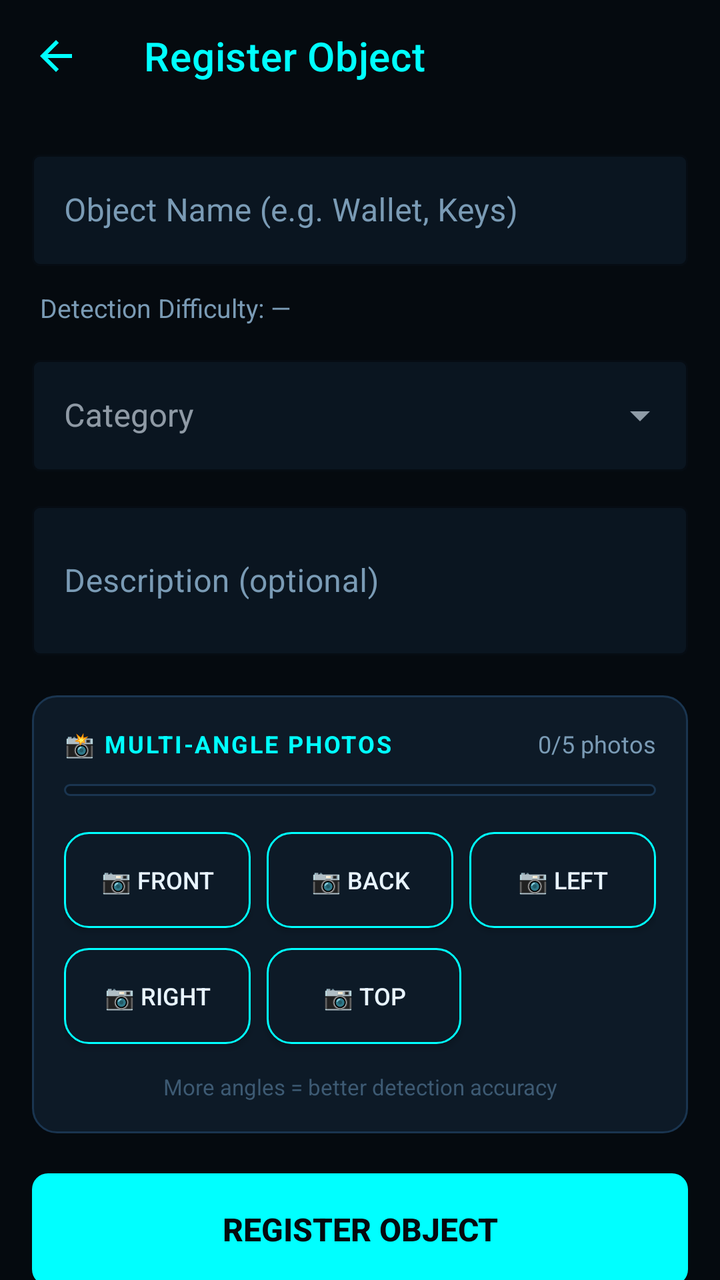
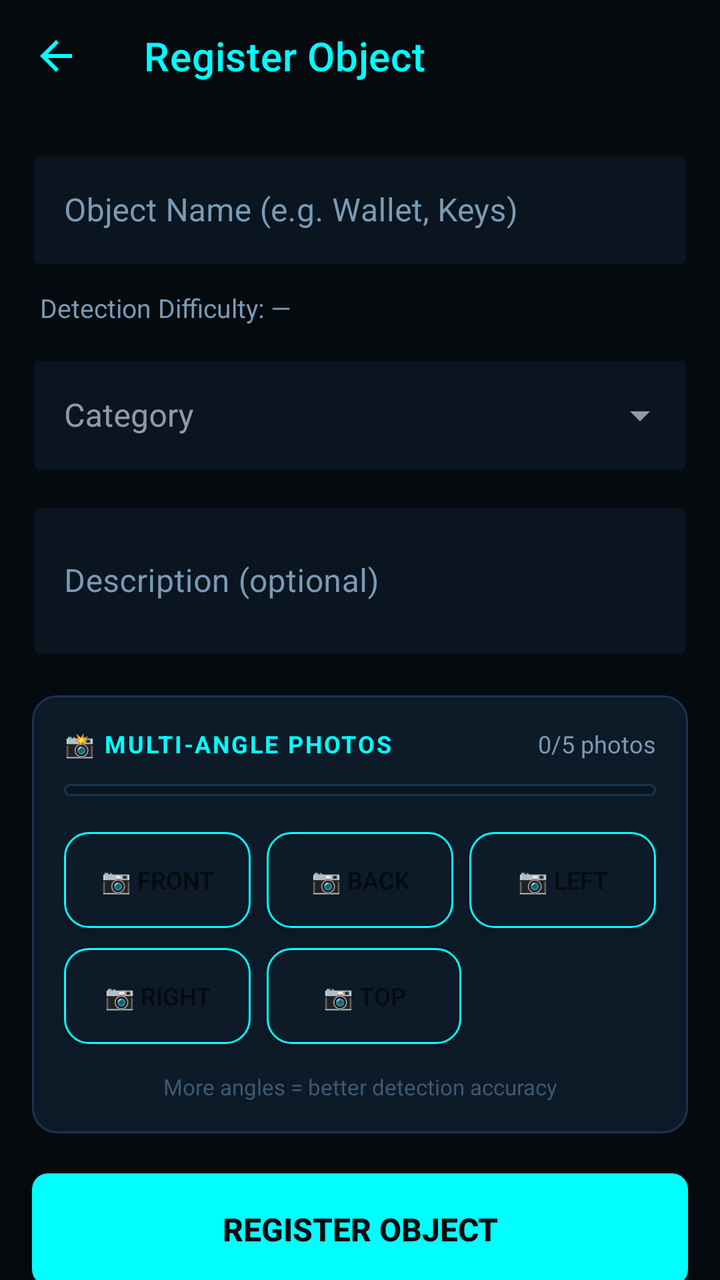

An Android layout rendered at two revisions. The XML below is the earlier revision; the diff shows what the commit changed to produce the second picture.
<!-- AndroidManifest.xml: activity theme Theme.YayCheckmate -->
<!-- res/layout/activity_register_object.xml -->
<?xml version="1.0" encoding="utf-8"?>
<androidx.coordinatorlayout.widget.CoordinatorLayout
    xmlns:android="http://schemas.android.com/apk/res/android"
    xmlns:app="http://schemas.android.com/apk/res-auto"
    android:layout_width="match_parent"
    android:layout_height="match_parent"
    android:background="@color/colorBackground">

    <com.google.android.material.appbar.AppBarLayout
        android:layout_width="match_parent"
        android:layout_height="wrap_content"
        android:background="@color/colorBackground"
        app:elevation="0dp">

        <com.google.android.material.appbar.MaterialToolbar
            android:id="@+id/toolbar"
            android:layout_width="match_parent"
            android:layout_height="?attr/actionBarSize"
            android:background="@color/colorBackground"
            app:title="Register Object"
            app:titleTextColor="@color/colorPrimary"
            app:navigationIcon="@drawable/ic_arrow_back"
            app:navigationIconTint="@color/colorPrimary" />

    </com.google.android.material.appbar.AppBarLayout>

    <androidx.core.widget.NestedScrollView
        android:layout_width="match_parent"
        android:layout_height="match_parent"
        app:layout_behavior="@string/appbar_scrolling_view_behavior"
        android:padding="16dp"
        android:clipToPadding="false">

        <LinearLayout
            android:layout_width="match_parent"
            android:layout_height="wrap_content"
            android:orientation="vertical">

            
            <com.google.android.material.textfield.TextInputLayout
                android:id="@+id/tilObjectName"
                style="@style/Widget.YayCheckmate.TextInput"
                android:layout_width="match_parent"
                android:layout_height="wrap_content"
                android:hint="Object Name (e.g. Wallet, Keys)"
                android:layout_marginBottom="12dp">

                <com.google.android.material.textfield.TextInputEditText
                    android:id="@+id/etObjectName"
                    android:layout_width="match_parent"
                    android:layout_height="wrap_content"
                    android:textColor="@color/colorText"
                    android:inputType="text" />

            </com.google.android.material.textfield.TextInputLayout>

            
            <TextView
                android:id="@+id/tvDifficultyPreview"
                android:layout_width="wrap_content"
                android:layout_height="wrap_content"
                android:text="Detection Difficulty: —"
                android:textColor="@color/colorTextSecondary"
                android:textSize="13sp"
                android:layout_marginBottom="12dp"
                android:layout_marginStart="4dp" />

            
            <com.google.android.material.textfield.TextInputLayout
                android:id="@+id/tilCategory"
                style="@style/Widget.MaterialComponents.TextInputLayout.OutlinedBox.ExposedDropdownMenu"
                android:layout_width="match_parent"
                android:layout_height="wrap_content"
                android:hint="Category"
                app:boxStrokeColor="@color/colorPrimary"
                app:hintTextColor="@color/colorTextSecondary"
                app:boxBackgroundColor="@color/colorSurface"
                android:layout_marginBottom="12dp">

                <AutoCompleteTextView
                    android:id="@+id/actvCategory"
                    android:layout_width="match_parent"
                    android:layout_height="wrap_content"
                    android:textColor="@color/colorText"
                    android:inputType="none" />

            </com.google.android.material.textfield.TextInputLayout>

            
            <com.google.android.material.textfield.TextInputLayout
                style="@style/Widget.YayCheckmate.TextInput"
                android:layout_width="match_parent"
                android:layout_height="wrap_content"
                android:hint="Description (optional)"
                android:layout_marginBottom="20dp">

                <com.google.android.material.textfield.TextInputEditText
                    android:id="@+id/etDescription"
                    android:layout_width="match_parent"
                    android:layout_height="wrap_content"
                    android:textColor="@color/colorText"
                    android:inputType="textMultiLine"
                    android:minLines="2"
                    android:maxLines="4" />

            </com.google.android.material.textfield.TextInputLayout>

            
            <LinearLayout
                android:layout_width="match_parent"
                android:layout_height="wrap_content"
                android:background="@drawable/bg_card"
                android:padding="16dp"
                android:orientation="vertical"
                android:layout_marginBottom="20dp">

                <LinearLayout
                    android:layout_width="match_parent"
                    android:layout_height="wrap_content"
                    android:orientation="horizontal"
                    android:gravity="center_vertical"
                    android:layout_marginBottom="12dp">

                    <TextView
                        android:layout_width="0dp"
                        android:layout_height="wrap_content"
                        android:layout_weight="1"
                        android:text="📸 MULTI-ANGLE PHOTOS"
                        android:textColor="@color/colorPrimary"
                        android:textSize="12sp"
                        android:textStyle="bold"
                        android:letterSpacing="0.08" />

                    <TextView
                        android:id="@+id/tvPhotoCount"
                        android:layout_width="wrap_content"
                        android:layout_height="wrap_content"
                        android:text="0/5 photos"
                        android:textColor="@color/colorTextSecondary"
                        android:textSize="12sp" />

                </LinearLayout>

                <ProgressBar
                    android:id="@+id/progressPhotos"
                    style="?android:attr/progressBarStyleHorizontal"
                    android:layout_width="match_parent"
                    android:layout_height="6dp"
                    android:progressDrawable="@drawable/bg_progress_neon"
                    android:max="100"
                    android:progress="0"
                    android:layout_marginBottom="14dp" />

                <GridLayout
                    android:layout_width="match_parent"
                    android:layout_height="wrap_content"
                    android:columnCount="3"
                    android:rowCount="2"
                    android:useDefaultMargins="true">

                    <Button
                        android:id="@+id/btnPhotoFront"
                        android:layout_width="0dp"
                        android:layout_height="48dp"
                        android:layout_columnWeight="1"
                        android:text="📷 Front"
                        android:textColor="@color/colorText"
                        android:background="@drawable/bg_card_glow"
                        android:textSize="12sp"
                        android:layout_marginEnd="4dp"
                        android:layout_marginBottom="6dp" />

                    <Button
                        android:id="@+id/btnPhotoBack"
                        android:layout_width="0dp"
                        android:layout_height="48dp"
                        android:layout_columnWeight="1"
                        android:text="📷 Back"
                        android:textColor="@color/colorText"
                        android:background="@drawable/bg_card_glow"
                        android:textSize="12sp"
                        android:layout_marginStart="4dp"
                        android:layout_marginEnd="4dp"
                        android:layout_marginBottom="6dp" />

                    <Button
                        android:id="@+id/btnPhotoLeft"
                        android:layout_width="0dp"
                        android:layout_height="48dp"
                        android:layout_columnWeight="1"
                        android:text="📷 Left"
                        android:textColor="@color/colorText"
                        android:background="@drawable/bg_card_glow"
                        android:textSize="12sp"
                        android:layout_marginStart="4dp"
                        android:layout_marginBottom="6dp" />

                    <Button
                        android:id="@+id/btnPhotoRight"
                        android:layout_width="0dp"
                        android:layout_height="48dp"
                        android:layout_columnWeight="1"
                        android:text="📷 Right"
                        android:textColor="@color/colorText"
                        android:background="@drawable/bg_card_glow"
                        android:textSize="12sp"
                        android:layout_marginEnd="4dp" />

                    <Button
                        android:id="@+id/btnPhotoTop"
                        android:layout_width="0dp"
                        android:layout_height="48dp"
                        android:layout_columnWeight="1"
                        android:text="📷 Top"
                        android:textColor="@color/colorText"
                        android:background="@drawable/bg_card_glow"
                        android:textSize="12sp"
                        android:layout_marginStart="4dp" />

                </GridLayout>

                <TextView
                    android:layout_width="match_parent"
                    android:layout_height="wrap_content"
                    android:text="More angles = better detection accuracy"
                    android:textColor="@color/colorTextMuted"
                    android:textSize="11sp"
                    android:gravity="center"
                    android:layout_marginTop="10dp" />

            </LinearLayout>

            
            <Button
                android:id="@+id/btnSave"
                android:layout_width="match_parent"
                android:layout_height="56dp"
                android:text="Register Object"
                android:textColor="@color/colorBackground"
                android:background="@drawable/bg_button_neon"
                android:textStyle="bold"
                android:textSize="16sp"
                android:layout_marginBottom="40dp" />

        </LinearLayout>

    </androidx.core.widget.NestedScrollView>

</androidx.coordinatorlayout.widget.CoordinatorLayout>
<!-- resources referenced by this layout -->
<resources>
  <color name="colorBackground">#050A0F</color>
  <color name="colorPrimary">#00FFFF</color>
  <color name="colorSurface">#0A1520</color>
  <color name="colorText">#E8F4FF</color>
  <color name="colorTextMuted">#3D5A73</color>
  <color name="colorTextSecondary">#7A9BB5</color>
  <!-- drawable bg_button_neon (drawable) -->
  <?xml version="1.0" encoding="utf-8"?>
  <shape xmlns:android="http://schemas.android.com/apk/res/android">
      <solid android:color="@color/colorPrimary" />
      <corners android:radius="8dp" />
  </shape>
  <!-- drawable bg_card (drawable) -->
  <?xml version="1.0" encoding="utf-8"?>
  <shape xmlns:android="http://schemas.android.com/apk/res/android">
      <solid android:color="@color/colorCard" />
      <stroke android:width="1dp" android:color="@color/colorBorder" />
      <corners android:radius="@dimen/card_radius" />
  </shape>
  <!-- drawable bg_card_glow (drawable) -->
  <?xml version="1.0" encoding="utf-8"?>
  <shape xmlns:android="http://schemas.android.com/apk/res/android">
      <solid android:color="@color/colorCard" />
      <stroke android:width="1dp" android:color="@color/colorPrimary" />
      <corners android:radius="@dimen/card_radius" />
  </shape>
  <!-- drawable bg_progress_neon (drawable) -->
  <?xml version="1.0" encoding="utf-8"?>
  <layer-list xmlns:android="http://schemas.android.com/apk/res/android">
      <item android:id="@android:id/background">
          <shape>
              <solid android:color="@color/colorSurface" />
              <corners android:radius="4dp" />
              <stroke android:width="1dp" android:color="@color/colorBorder" />
          </shape>
      </item>
      <item android:id="@android:id/progress">
          <clip>
              <shape>
                  <solid android:color="@color/colorPrimary" />
                  <corners android:radius="4dp" />
              </shape>
          </clip>
      </item>
  </layer-list>
  <!-- drawable ic_arrow_back (drawable) -->
  <?xml version="1.0" encoding="utf-8"?>
  <vector xmlns:android="http://schemas.android.com/apk/res/android"
      android:width="24dp"
      android:height="24dp"
      android:viewportWidth="24"
      android:viewportHeight="24">
      <path
          android:fillColor="?attr/colorControlNormal"
          android:pathData="M20,11H7.83l5.59,-5.59L12,4l-8,8 8,8 1.41,-1.41L7.83,13H20v-2z" />
  </vector>
  <style name="Widget.YayCheckmate.TextInput" parent="Widget.MaterialComponents.TextInputLayout.OutlinedBox">
          <item name="boxStrokeColor">@color/colorPrimary</item>
          <item name="hintTextColor">@color/colorTextSecondary</item>
          <item name="android:textColorHint">@color/colorTextSecondary</item>
          <item name="boxBackgroundColor">@color/colorSurface</item>
      </style>
  <color name="colorCard">#0D1A27</color>
  <color name="colorBorder">#1A3550</color>
  <dimen name="card_radius">12dp</dimen>
  <color name="colorPrimaryDark">#00C8C8</color>
  <color name="colorSecondary">#BF00FF</color>
  <color name="colorSecondaryDark">#9900CC</color>
  <color name="colorNavBackground">#070D14</color>
  <style name="Widget.YayCheckmate.Button" parent="Widget.MaterialComponents.Button">
          <item name="android:textColor">@color/colorBackground</item>
          <item name="backgroundTint">@color/colorPrimary</item>
          <item name="android:letterSpacing">0.08</item>
          <item name="android:textStyle">bold</item>
          <item name="cornerRadius">8dp</item>
      </style>
  <!-- unchanged entries left out for length: 1 -->
</resources>

<!-- the commit's change to res/layout/activity_register_object.xml (unified diff, before → after) -->
@@ -164,7 +164,7 @@
                         android:layout_height="48dp"
                         android:layout_columnWeight="1"
                         android:text="📷 Front"
-                        android:textColor="@color/colorText"
+                        android:textColor="@color/colorBackground"
                         android:background="@drawable/bg_card_glow"
                         android:textSize="12sp"
                         android:layout_marginEnd="4dp"
@@ -176,7 +176,7 @@
                         android:layout_height="48dp"
                         android:layout_columnWeight="1"
                         android:text="📷 Back"
-                        android:textColor="@color/colorText"
+                        android:textColor="@color/colorBackground"
                         android:background="@drawable/bg_card_glow"
                         android:textSize="12sp"
                         android:layout_marginStart="4dp"
@@ -189,7 +189,7 @@
                         android:layout_height="48dp"
                         android:layout_columnWeight="1"
                         android:text="📷 Left"
-                        android:textColor="@color/colorText"
+                        android:textColor="@color/colorBackground"
                         android:background="@drawable/bg_card_glow"
                         android:textSize="12sp"
                         android:layout_marginStart="4dp"
@@ -201,7 +201,7 @@
                         android:layout_height="48dp"
                         android:layout_columnWeight="1"
                         android:text="📷 Right"
-                        android:textColor="@color/colorText"
+                        android:textColor="@color/colorBackground"
                         android:background="@drawable/bg_card_glow"
                         android:textSize="12sp"
                         android:layout_marginEnd="4dp" />
@@ -212,7 +212,7 @@
                         android:layout_height="48dp"
                         android:layout_columnWeight="1"
                         android:text="📷 Top"
-                        android:textColor="@color/colorText"
+                        android:textColor="@color/colorBackground"
                         android:background="@drawable/bg_card_glow"
                         android:textSize="12sp"
                         android:layout_marginStart="4dp" />
